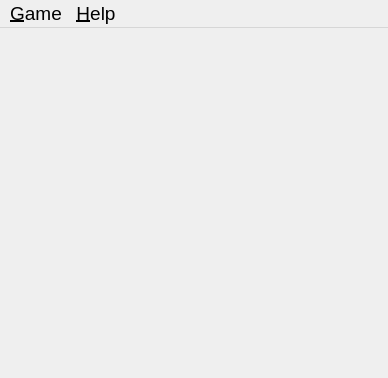
First picture: the form in src/client/mainwindow.ui, repository michael-s-dev/kbang, before the edit.
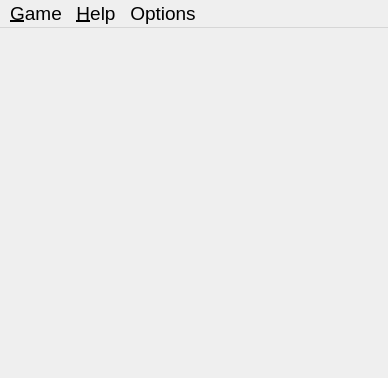
Second picture: the form after the edit. Icons and pictures are not drawn. Custom widgets are drawn as their Qt base class.

Commit message: ui changes , options , help card and other + update lib

```diff
--- a/src/client/mainwindow.ui
+++ b/src/client/mainwindow.ui
@@ -683,8 +683,17 @@
     </property>
     <addaction name="mp_actionAbout"/>
    </widget>
+   <widget class="QMenu" name="menuOptions">
+    <property name="title">
+     <string>Options</string>
+    </property>
+    <addaction name="actionHelp_Card"/>
+    <addaction name="actionConfig"/>
+    <addaction name="actionUpdate"/>
+   </widget>
    <addaction name="menuGame"/>
    <addaction name="menuHelp"/>
+   <addaction name="menuOptions"/>
   </widget>
   <action name="mp_actionConnectToServer">
    <property name="icon">
```
Left out of the diff: 28 changed lines with no effect on the pictures. The commit also changes 15 other files.
